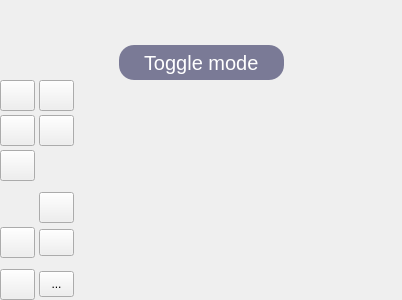
Before: the Qt Designer form src/gpilot/ui/forms/partials/main/partmainvisualizer.ui in etet100/AstroCore-GCode-Sender, drawn with Qt 5.
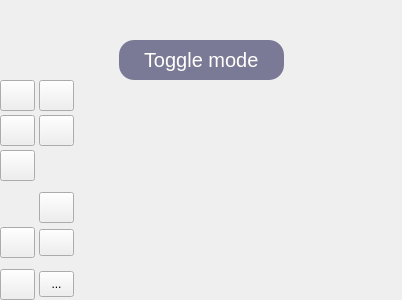
After: the same form once the commit is applied. Icons and pictures are not drawn. Custom widgets are drawn as their Qt base class.

The edit to the form file:
```diff
--- a/src/gpilot/ui/forms/partials/main/partmainvisualizer.ui
+++ b/src/gpilot/ui/forms/partials/main/partmainvisualizer.ui
@@ -33,7 +33,7 @@
     <number>0</number>
    </property>
    <property name="topMargin">
-    <number>9</number>
+    <number>0</number>
    </property>
    <property name="rightMargin">
     <number>0</number>
```
